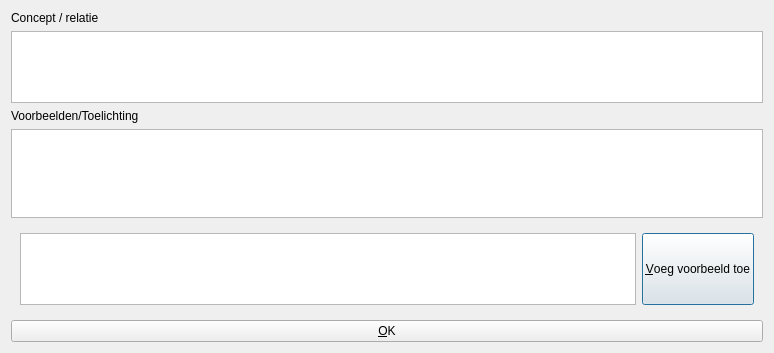
Before: the Qt Designer form qtconceptmapconcepteditdialog.ui in richelbilderbeek/QtConceptMap, drawn with Qt 5.
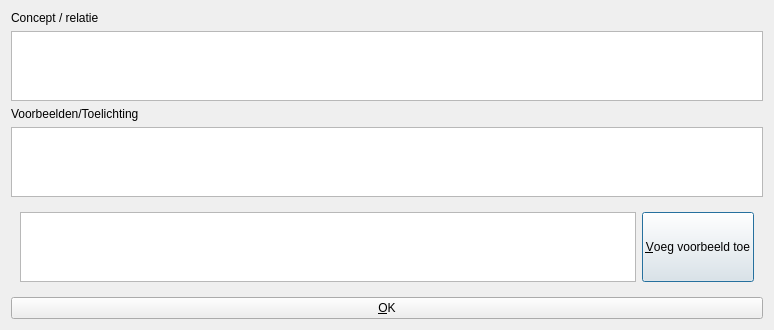
After: the same form once the commit is applied.

Patch:
```diff
--- a/qtconceptmapconcepteditdialog.ui
+++ b/qtconceptmapconcepteditdialog.ui
@@ -7,7 +7,7 @@
     <x>0</x>
     <y>0</y>
     <width>774</width>
-    <height>353</height>
+    <height>329</height>
    </rect>
   </property>
   <property name="sizePolicy">
```
